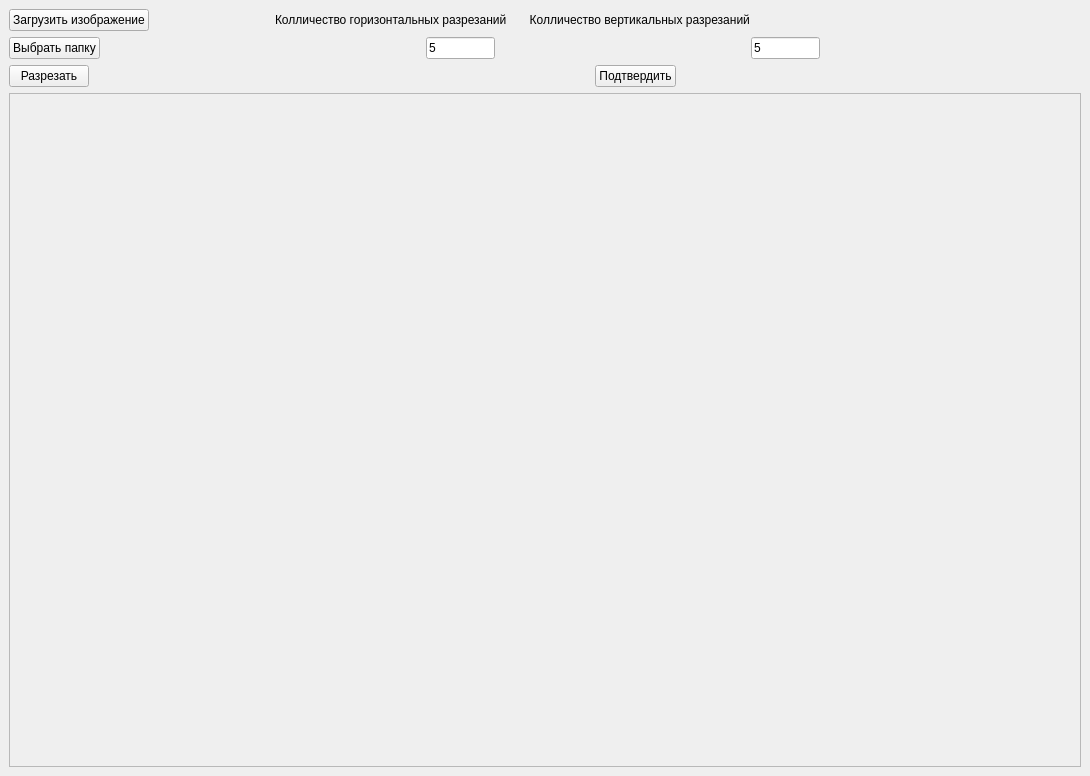
The window that MainWindow.ui (rugewit/crop_project) describes before a commit, drawn with Qt 5.
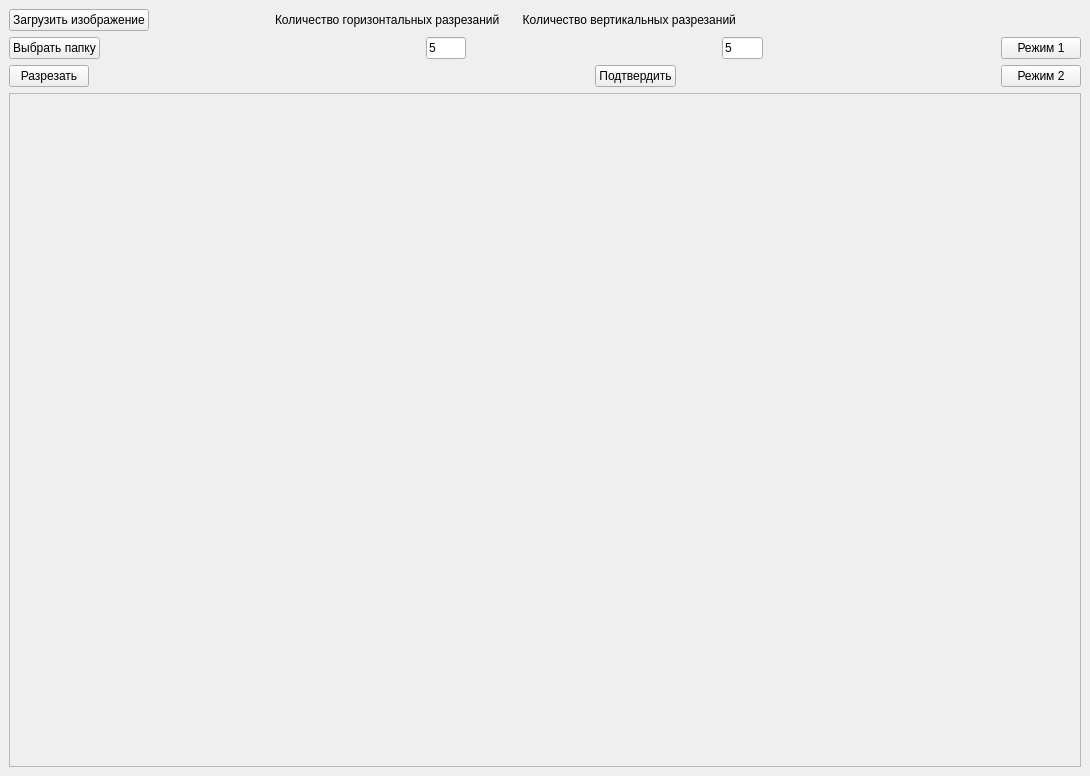
The same window after the commit.

Commit message: в процессе

What changed in the file:
```diff
--- a/MainWindow.ui
+++ b/MainWindow.ui
@@ -67,7 +67,7 @@
          <string notr="true">font: 12pt &quot;Century&quot;;</string>
         </property>
         <property name="text">
-         <string>Колличество горизонтальных разрезаний       Колличество вертикальных разрезаний</string>
+         <string>Количество горизонтальных разрезаний       Количество вертикальных разрезаний</string>
         </property>
         <property name="textFormat">
          <enum>Qt::PlainText</enum>
@@ -147,6 +147,16 @@
         </property>
        </spacer>
       </item>
+      <item>
+       <widget class="QPushButton" name="btn_mode_1">
+        <property name="styleSheet">
+         <string notr="true">font: 12pt &quot;Century&quot;;</string>
+        </property>
+        <property name="text">
+         <string>Режим 1</string>
+        </property>
+       </widget>
+      </item>
      </layout>
     </item>
     <item>
@@ -200,6 +210,16 @@
         </property>
        </spacer>
       </item>
+      <item>
+       <widget class="QPushButton" name="btn_mode_2">
+        <property name="styleSheet">
+         <string notr="true">font: 12pt &quot;Century&quot;;</string>
+        </property>
+        <property name="text">
+         <string>Режим 2</string>
+        </property>
+       </widget>
+      </item>
      </layout>
     </item>
     <item>
```
The commit also changes 1 other file.
